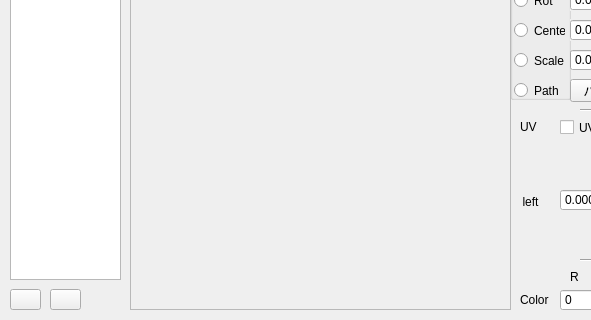
Above: ui/animationform.ui from chocoball/AnimationCreator before the change; both pictures show x 0 to 591 and y 141 to 461 of the 811 by 461 pixel window. Below: the same form after it.
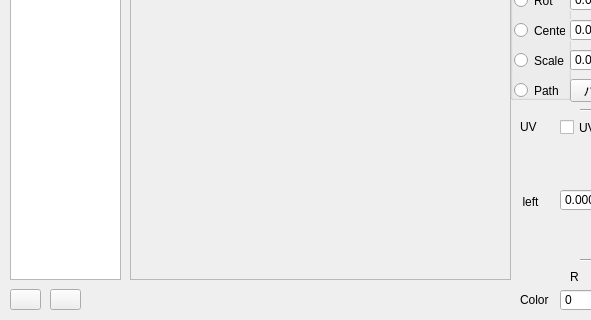
That is the form after the change. Icons and pictures are not drawn. Custom widgets are drawn as their Qt base class.

The edit to the form file:
```diff
--- a/ui/animationform.ui
+++ b/ui/animationform.ui
@@ -37,7 +37,7 @@
      <x>130</x>
      <y>50</y>
      <width>381</width>
-     <height>401</height>
+     <height>371</height>
     </rect>
    </property>
    <property name="sizePolicy">
```
